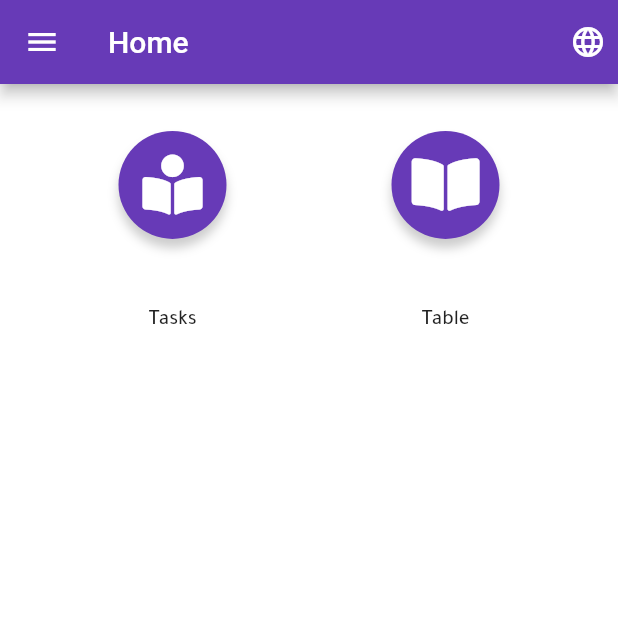
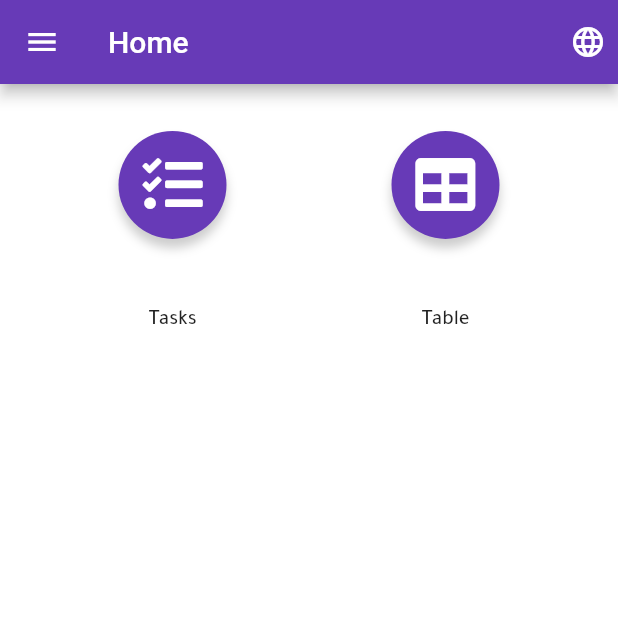
Before and after one commit to YschoolApp/school_App, a Flutter app: the TeacherHomeView screen opened directly, on a phone screen of 412 x 824 dp, the top half of it. Run offline on Flutter 3.47's test engine with Material 2 defaults, Android fonts, the light colour scheme and no system bars; our stand-ins replace auto_size_text, badges, cached_network_image, cloud_firestore, connectivity, firebase_auth and 15 more; accounts and stored records are empty; project files that could hold a hidden picture were left out.

Commit message:
new commit

```diff
--- a/lib/ui/views/teacher_home_view.dart
+++ b/lib/ui/views/teacher_home_view.dart
@@ -35,14 +35,14 @@ class TeacherHomeView extends SingleWidgetChild {
             ],
             children: [
               CardTemplate(
-                iconData: FontAwesomeIcons.bookReader,
+                iconData: FontAwesomeIcons.tasks,
                 text: AppLocalizations.of(context).translate(kfTasks),
                 onTap: () {
                   model.navigateToTasksScreen();
                 },
               ),
               CardTemplate(
-                iconData: FontAwesomeIcons.bookOpen,
+                iconData: FontAwesomeIcons.table,
                 text: AppLocalizations.of(context).translate(kfTable),
                 onTap: () {
                   model.navigateToTableScreen();
```
